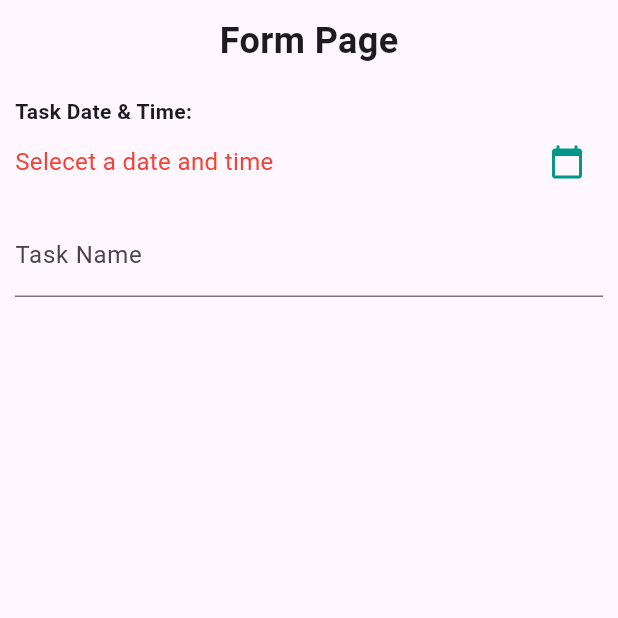
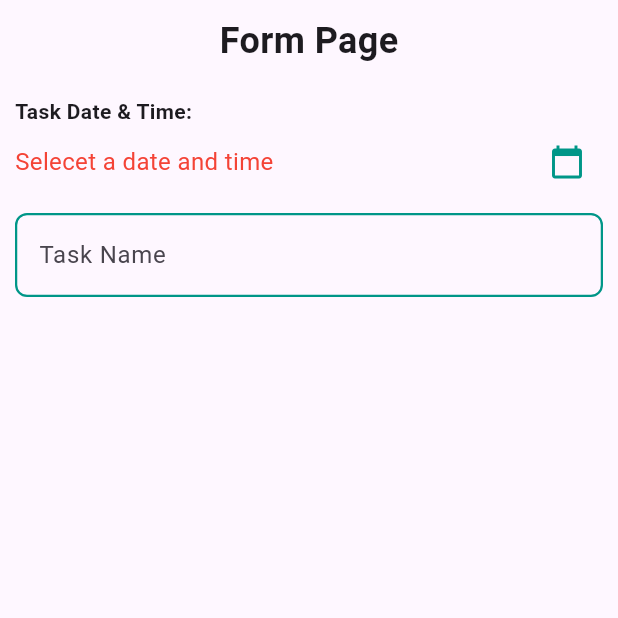
Before and after one commit to Rangga857/TodoApp_0150, a Flutter app: the screen it shows after launch, on a phone screen of 412 x 824 dp, the top half of it. Run offline on Flutter 3.47's test engine with Material 3 defaults, Android fonts, the phone set to English and light mode, and no system bars.

Commit message:
Add border untuk input field

```diff
--- a/lib/todoapp.dart
+++ b/lib/todoapp.dart
@@ -174,6 +174,22 @@ class _TodoPageState extends State<TodoPage> {
                         decoration: InputDecoration(
                           labelText: "Task Name",
                           hintText: "Enter your task",
+                          enabledBorder: OutlineInputBorder(
+                            borderSide: BorderSide(color: Colors.teal, width: 1.5),
+                            borderRadius: BorderRadius.circular(8)
+                          ),
+                          focusedBorder: OutlineInputBorder(
+                            borderSide: BorderSide(color: Colors.teal, width: 2),
+                            borderRadius: BorderRadius.circular(8)
+                          ),
+                          errorBorder: OutlineInputBorder(
+                            borderSide: BorderSide(color: Colors.red, width: 1.5),
+                            borderRadius: BorderRadius.circular(8)
+                          ),
+                          focusedErrorBorder: OutlineInputBorder(
+                            borderSide: BorderSide(color: Colors.red, width: 2),
+                            borderRadius: BorderRadius.circular(8)
+                          ),
                         ),
                       ) ,)
                   ],
```
